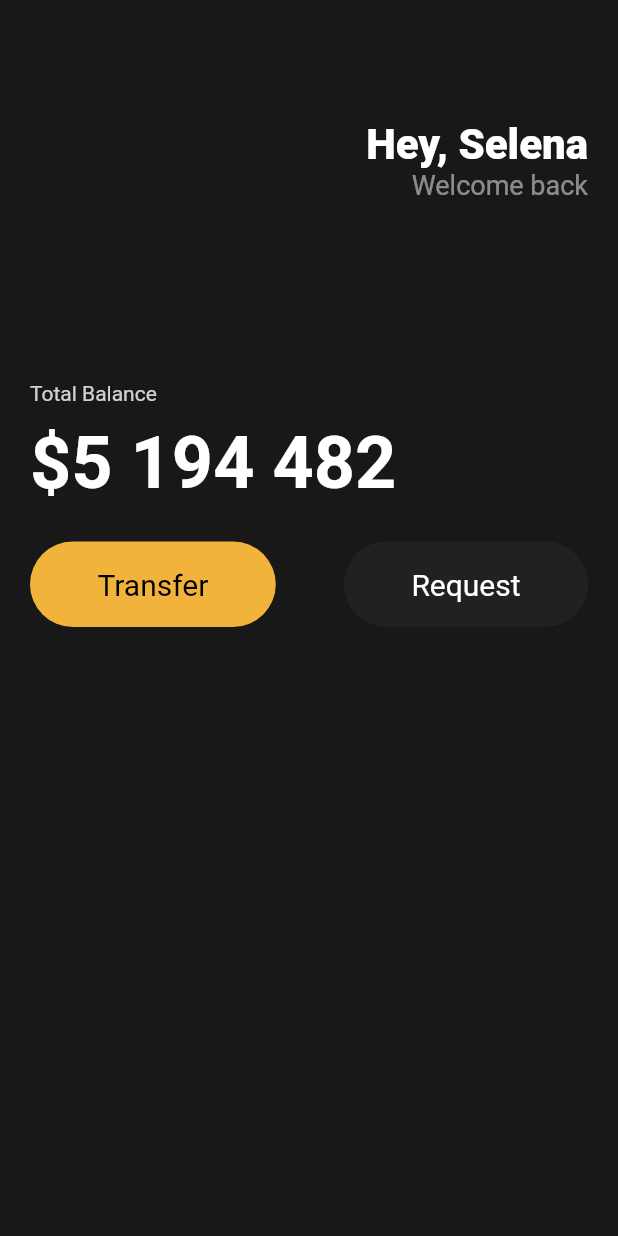
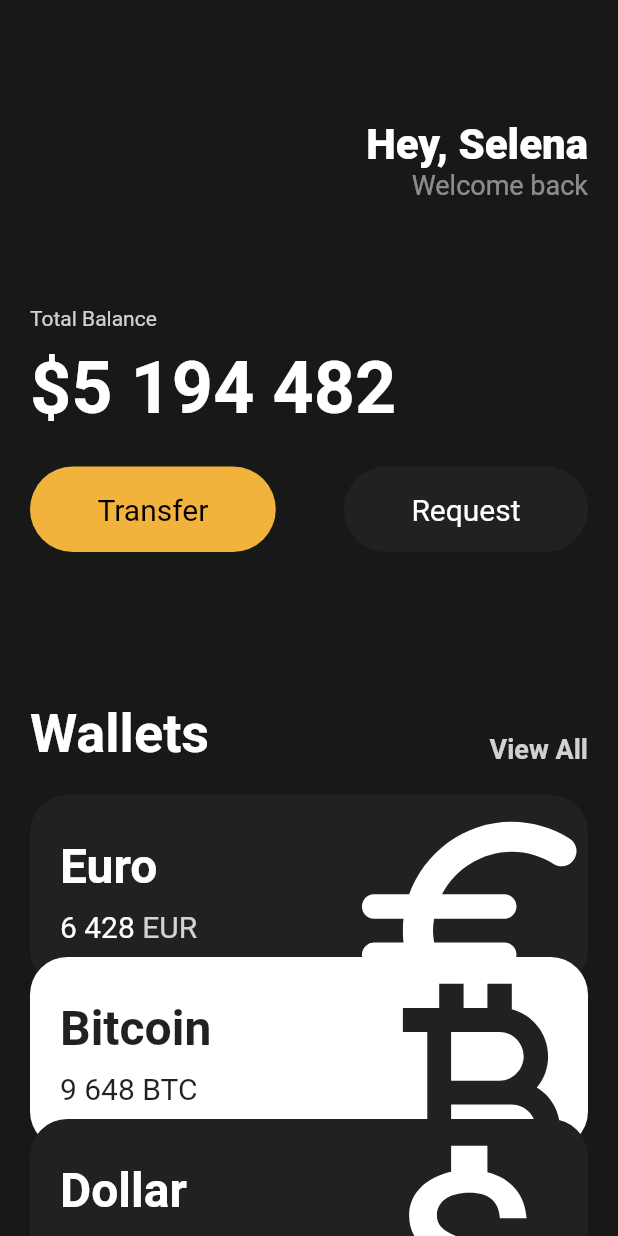
Before and after one commit to gh-yu/flutter-practice, a Flutter app: the screen it shows after launch, on a phone screen of 412 x 824 dp. Run offline on Flutter 3.47's test engine with Material 2 defaults, Android fonts, the phone set to English and light mode, and no system bars.

Commit message:
UI section complete

```diff
--- a/lib/main.dart
+++ b/lib/main.dart
@@ -1,6 +1,7 @@
-import 'package:flutter/cupertino.dart';
+// import 'package:flutter/cupertino.dart';
 import 'package:flutter/material.dart';
 import 'package:toonflix/widgets/button.dart';
+import 'package:toonflix/widgets/currency_card.dart';
 
 void main() {
   runApp(App()); // root Widget
@@ -11,7 +12,6 @@ void main() {
 class App extends StatelessWidget {
   @override
   Widget build(BuildContext context) {
-    // TODO: implement build
     // throw UnimplementedError();
     // material -> Google's design system
     // cupertino -> Apple's design system (ios)
@@ -33,7 +33,8 @@ class App extends StatelessWidget {
           //   child: Text('Hello world!'),
           // ),
           backgroundColor: const Color(0xFF181818),
-          body: Padding(
+          body: SingleChildScrollView(
+            child: Padding(
               padding: const EdgeInsets.symmetric(horizontal: 20),
               child: Column(
                 crossAxisAlignment: CrossAxisAlignment.start,
@@ -64,7 +65,7 @@ class App extends StatelessWidget {
                     )
                   ]),
                   const SizedBox(
-                  height: 120,
+                    height: 70,
                   ),
                   Text(
                     'Total Balance',
@@ -98,40 +99,89 @@ class App extends StatelessWidget {
                           bgColor: Color(0xFF1F2123),
                           textColor: Colors.white),
                     ],
-                )
+                  ),
+                  const SizedBox(
+                    height: 100,
+                  ),
+                  Row(
+                    crossAxisAlignment: CrossAxisAlignment.end,
+                    mainAxisAlignment: MainAxisAlignment.spaceBetween,
+                    children: [
+                      const Text('Wallets',
+                          style: TextStyle(
+                            color: Colors.white,
+                            fontSize: 36,
+                            fontWeight: FontWeight.w600,
+                          )),
+                      Text('View All',
+                          style: TextStyle(
+                            color: Colors.white.withOpacity(0.8),
+                            fontSize: 18,
+                            fontWeight: FontWeight.w600,
+                          )),
                     ],
+                  ),
+                  const SizedBox(
+                    height: 20,
+                  ),
+                  const CurrencyCard(
+                    name: 'Euro',
+                    code: 'EUR',
+                    amout: '6 428',
+                    icon: Icons.euro_rounded,
+                    isInverted: false,
+                    offsetY: 0,
+                  ),
+                  const CurrencyCard(
+                    name: 'Bitcoin',
+                    code: 'BTC',
+                    amout: '9 648',
+                    icon: Icons.currency_bitcoin,
+                    isInverted: true,
+                    offsetY: -20,
+                  ),
+                  const CurrencyCard(
+                    name: 'Dollar',
+                    code: 'USD',
+                    amout: '8 223',
+                    icon: Icons.attach_money_outlined,
+                    isInverted: false,
+                    offsetY: -40,
+                  ),
+                ],
+              ),
             ),
           )),
     );
   }
 }
 
-class MyButton extends StatelessWidget {
-  const MyButton({
-    super.key,
-  });
+// class MyButton extends StatelessWidget {
+//   const MyButton({
+//     super.key,
+//   });
 
-  @override
-  Widget build(BuildContext context) {
-    return Container(
-      // button
-      decoration: BoxDecoration(
-        color: Color(0xFF1F2123),
-        borderRadius: BorderRadius.circular(45),
-      ),
-      child: const Padding(
-        padding: EdgeInsets.symmetric(
-          horizontal: 45,
-          vertical: 17,
-        ),
-        child: Text(
-          'Transfer',
-          style: TextStyle(
-            color: Colors.white,
-            fontSize: 20,
-          ),
-        ),
-      ),
-    );
-  }
-}
+//   @override
+//   Widget build(BuildContext context) {
+//     return Container(
+//       // button
+//       decoration: BoxDecoration(
+//         color: Color(0xFF1F2123),
+//         borderRadius: BorderRadius.circular(45),
+//       ),
+//       child: const Padding(
+//         padding: EdgeInsets.symmetric(
+//           horizontal: 45,
+//           vertical: 17,
+//         ),
+//         child: Text(
+//           'Transfer',
+//           style: TextStyle(
+//             color: Colors.white,
+//             fontSize: 20,
+//           ),
+//         ),
+//       ),
+//     );
+//   }
+// }
--- /dev/null
+++ b/lib/widgets/currency_card.dart
@@ -0,0 +1,93 @@
+import 'package:flutter/material.dart';
+
+class CurrencyCard extends StatelessWidget {
+  final String name, code, amout;
+  final IconData icon;
+  final bool isInverted;
+  final double offsetY;
+
+  final _blackColor = const Color(0xFF1F2123); // private field
+
+  const CurrencyCard({
+    super.key,
+    required this.name,
+    required this.code,
+    required this.amout,
+    required this.icon,
+    required this.isInverted,
+    required this.offsetY,
+  });
+
+  @override
+  Widget build(BuildContext context) {
+    return Transform.translate(
+      offset: Offset(0, offsetY),
+      child: Container(
+        clipBehavior:
+            Clip.hardEdge, // Defines the behavior when the widget overflows
+        decoration: BoxDecoration(
+          color: isInverted ? Colors.white : _blackColor,
+          borderRadius: BorderRadius.circular(25),
+        ),
+        child: Padding(
+          padding: const EdgeInsets.all(20),
+          child: Row(
+            mainAxisAlignment: MainAxisAlignment.spaceBetween,
+            children: [
+              Column(
+                crossAxisAlignment: CrossAxisAlignment.start,
+                children: [
+                  Text(
+                    name,
+                    style: TextStyle(
+                      color: isInverted ? _blackColor : Colors.white,
+                      fontSize: 32,
+                      fontWeight: FontWeight.w600,
+                    ),
+                  ),
+                  const SizedBox(
+                    height: 10,
+                  ),
+                  Row(
+                    children: [
+                      Text(
+                        amout,
+                        style: TextStyle(
+                          color: isInverted ? _blackColor : Colors.white,
+                          fontSize: 20,
+                        ),
+                      ),
+                      const SizedBox(
+                        width: 5,
+                      ),
+                      Text(
+                        code,
+                        style: TextStyle(
+                          color: isInverted
+                              ? _blackColor
+                              : Colors.white.withOpacity(0.8),
+                          fontSize: 20,
+                        ),
+                      ),
+                    ],
+                  ),
+                ],
+              ),
+              Transform.scale(
+                scale: 2.2,
+                child: Transform.translate(
+                  offset: const Offset(-5, 12),
+                  child: Icon(
+                    icon,
+                    color: isInverted ? _blackColor : Colors.white,
+                    size: 88,
+                  ),
+                ),
+              )
+            ],
+          ),
+        ),
+      ),
+    );
+  }
+}
```
Lines whose indentation alone changed are shown as unchanged.
